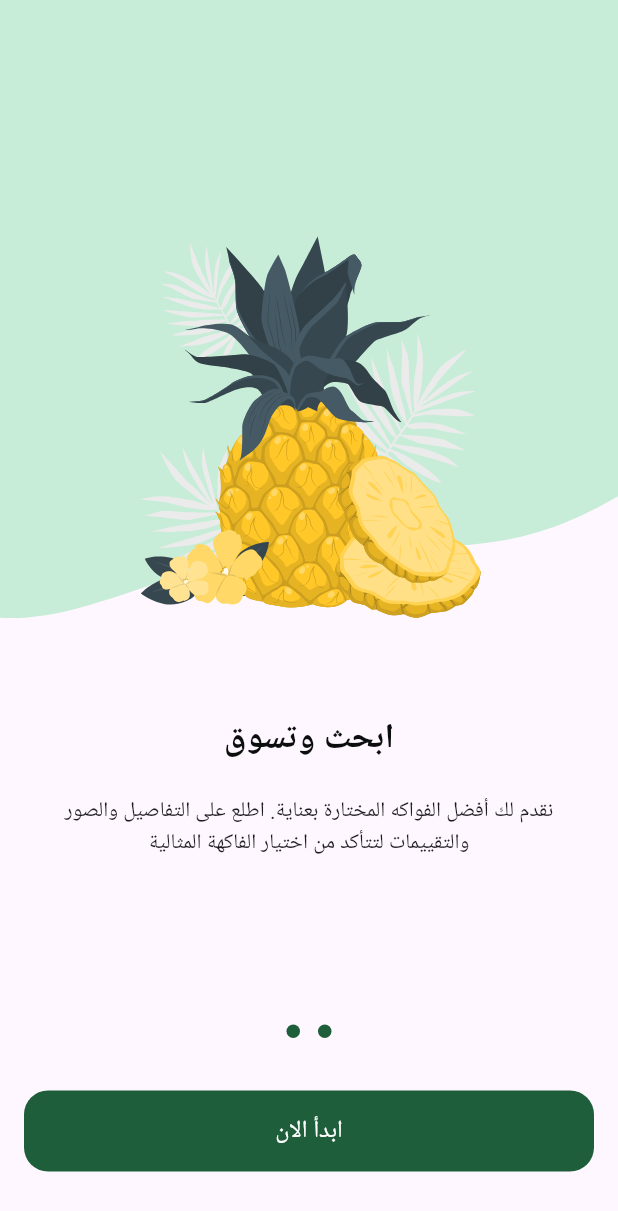
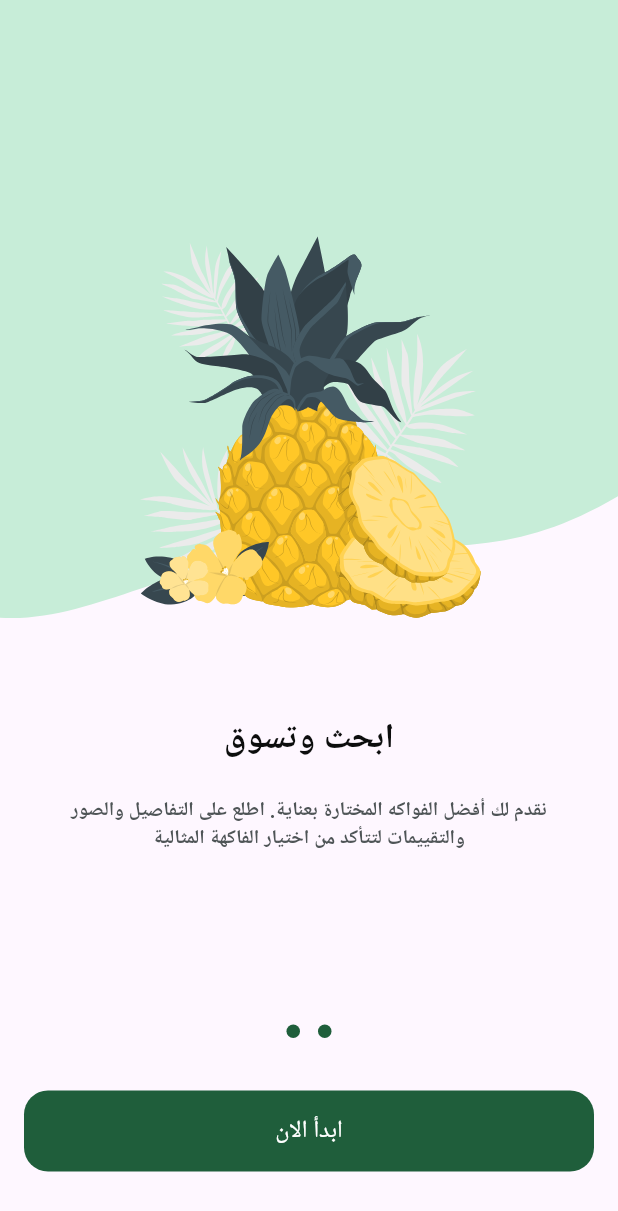
Before and after one commit to hashimsaffarini/Fruits_Hub, a Flutter app: the screen it shows after launch, swiped to page 2, on a phone screen of 412 x 824 dp. Shown: the top 1211 px of the screen. Run offline on Flutter 3.47's test engine with Material 3 defaults, Android fonts, the phone set to English and light mode, and no system bars; drawn by our look-alikes of dots_indicator; our stand-ins replace flutter_svg; Roboto replaces fonts that are missing (Cairo).

Commit message:
edits on text styles in app

```diff
--- a/lib/core/utils/app_colors.dart
+++ b/lib/core/utils/app_colors.dart
@@ -2,4 +2,5 @@ import 'package:flutter/material.dart';
 
 abstract class AppColors {
   static const Color primaryColor = Color(0xff1F5E3B);
+  static const Color secondaryColor = Color(0xffF4A91F);
 }
--- a/lib/features/on_boarding/ui/widgets/on_boarding_page_view.dart
+++ b/lib/features/on_boarding/ui/widgets/on_boarding_page_view.dart
@@ -1,5 +1,7 @@
 import 'package:flutter/material.dart';
+import 'package:fruits_hub/core/utils/app_colors.dart';
 import 'package:fruits_hub/core/utils/app_images.dart';
+import 'package:fruits_hub/core/utils/app_text_styles.dart';
 import 'package:fruits_hub/features/on_boarding/ui/widgets/page_view_item.dart';
 
 class OnBoardingPageView extends StatelessWidget {
@@ -18,12 +20,22 @@ class OnBoardingPageView extends StatelessWidget {
           backgroundImage: Assets.imagesPageViewItem1BackgroundImage,
           subTitle:
               'اكتشف تجربة تسوق فريدة مع FruitHUB. استكشف مجموعتنا الواسعة من الفواكه الطازجة الممتازة واحصل على أفضل العروض والجودة العالية.',
-          title: const Row(
+          title: Row(
             mainAxisAlignment: MainAxisAlignment.center,
             children: [
-              Text('مرحبًا بك في'),
-              Text('Fruit'),
-              Text('HUB'),
+              const Text(
+                'مرحبًا بك في',
+                style: TextStyles.bold23,
+              ),
+              Text(
+                ' HUB',
+                style:
+                    TextStyles.bold23.copyWith(color: AppColors.secondaryColor),
+              ),
+              const Text(
+                'Fruit',
+                style: TextStyles.bold23,
+              ),
             ],
           ),
         ),
--- a/lib/features/on_boarding/ui/widgets/page_view_item.dart
+++ b/lib/features/on_boarding/ui/widgets/page_view_item.dart
@@ -1,6 +1,7 @@
 import 'package:flutter/material.dart';
 import 'package:flutter/widgets.dart';
 import 'package:flutter_svg/svg.dart';
+import 'package:fruits_hub/core/utils/app_text_styles.dart';
 
 class PageViewItem extends StatelessWidget {
   const PageViewItem({
@@ -40,9 +41,14 @@ class PageViewItem extends StatelessWidget {
               ),
               Visibility(
                 visible: isVisable,
-                child: const Padding(
-                  padding: EdgeInsets.all(16),
-                  child: Text('تخطي'),
+                child: Padding(
+                  padding: const EdgeInsets.all(16),
+                  child: Text(
+                    'تخطي',
+                    style: TextStyles.regular13.copyWith(
+                      color: const Color(0xFF949D9E),
+                    ),
+                  ),
                 ),
               )
             ],
@@ -52,11 +58,12 @@ class PageViewItem extends StatelessWidget {
         title,
         const SizedBox(height: 24),
         Padding(
-          padding: const EdgeInsets.symmetric(horizontal: 16),
-          child: Text(
-            subTitle,
-            textAlign: TextAlign.center,
-          ),
+          padding: const EdgeInsets.symmetric(horizontal: 37),
+          child: Text(subTitle,
+              textAlign: TextAlign.center,
+              style: TextStyles.semiBold13.copyWith(
+                color: const Color(0xFF4E5456),
+              )),
         ),
       ],
     );
```
